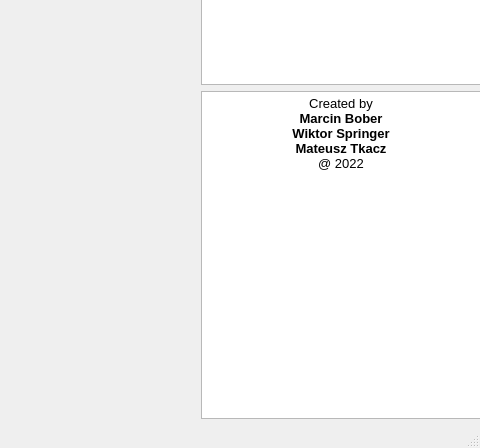
Above: AGV_Manager/ui/mainwindow.ui from mbober1/AGV_Manager before the change; both pictures show x 800 to 1280 and y 272 to 720 of the 1280 by 720 pixel window. Below: the same form after it.
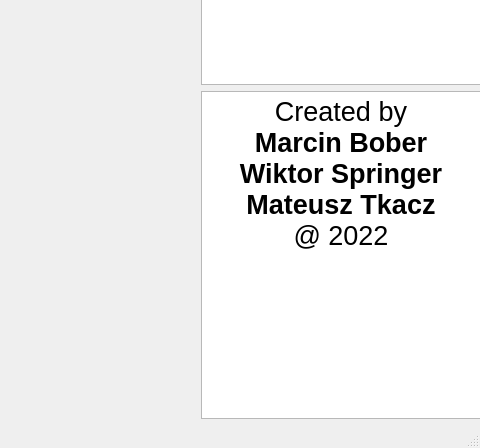
That is the form after the change. Icons and pictures are not drawn.

```diff
--- a/AGV_Manager/ui/mainwindow.ui
+++ b/AGV_Manager/ui/mainwindow.ui
@@ -108,11 +108,11 @@
 &lt;html&gt;&lt;head&gt;&lt;meta name=&quot;qrichtext&quot; content=&quot;1&quot; /&gt;&lt;style type=&quot;text/css&quot;&gt;
 p, li { white-space: pre-wrap; }
 &lt;/style&gt;&lt;/head&gt;&lt;body style=&quot; font-family:'Noto Sans'; font-size:10pt; font-weight:400; font-style:normal;&quot;&gt;
-&lt;p align=&quot;center&quot; style=&quot; margin-top:0px; margin-bottom:0px; margin-left:0px; margin-right:0px; -qt-block-indent:0; text-indent:0px;&quot;&gt;Created by&lt;/p&gt;
-&lt;p align=&quot;center&quot; style=&quot; margin-top:0px; margin-bottom:0px; margin-left:0px; margin-right:0px; -qt-block-indent:0; text-indent:0px;&quot;&gt;&lt;span style=&quot; font-weight:600;&quot;&gt;Marcin Bober&lt;/span&gt;&lt;/p&gt;
-&lt;p align=&quot;center&quot; style=&quot; margin-top:0px; margin-bottom:0px; margin-left:0px; margin-right:0px; -qt-block-indent:0; text-indent:0px;&quot;&gt;&lt;span style=&quot; font-weight:600;&quot;&gt;Wiktor Springer&lt;/span&gt;&lt;/p&gt;
-&lt;p align=&quot;center&quot; style=&quot; margin-top:0px; margin-bottom:0px; margin-left:0px; margin-right:0px; -qt-block-indent:0; text-indent:0px;&quot;&gt;&lt;span style=&quot; font-weight:600;&quot;&gt;Mateusz Tkacz&lt;/span&gt;&lt;/p&gt;
-&lt;p align=&quot;center&quot; style=&quot; margin-top:0px; margin-bottom:0px; margin-left:0px; margin-right:0px; -qt-block-indent:0; text-indent:0px;&quot;&gt;@ 2022&lt;/p&gt;&lt;/body&gt;&lt;/html&gt;</string>
+&lt;p align=&quot;center&quot; style=&quot; margin-top:0px; margin-bottom:0px; margin-left:0px; margin-right:0px; -qt-block-indent:0; text-indent:0px;&quot;&gt;&lt;span style=&quot; font-size:20pt;&quot;&gt;Created by&lt;/span&gt;&lt;/p&gt;
+&lt;p align=&quot;center&quot; style=&quot; margin-top:0px; margin-bottom:0px; margin-left:0px; margin-right:0px; -qt-block-indent:0; text-indent:0px;&quot;&gt;&lt;span style=&quot; font-size:20pt; font-weight:600;&quot;&gt;Marcin Bober&lt;/span&gt;&lt;/p&gt;
+&lt;p align=&quot;center&quot; style=&quot; margin-top:0px; margin-bottom:0px; margin-left:0px; margin-right:0px; -qt-block-indent:0; text-indent:0px;&quot;&gt;&lt;span style=&quot; font-size:20pt; font-weight:600;&quot;&gt;Wiktor Springer&lt;/span&gt;&lt;/p&gt;
+&lt;p align=&quot;center&quot; style=&quot; margin-top:0px; margin-bottom:0px; margin-left:0px; margin-right:0px; -qt-block-indent:0; text-indent:0px;&quot;&gt;&lt;span style=&quot; font-size:20pt; font-weight:600;&quot;&gt;Mateusz Tkacz&lt;/span&gt;&lt;/p&gt;
+&lt;p align=&quot;center&quot; style=&quot; margin-top:0px; margin-bottom:0px; margin-left:0px; margin-right:0px; -qt-block-indent:0; text-indent:0px;&quot;&gt;&lt;span style=&quot; font-size:20pt;&quot;&gt;@ 2022&lt;/span&gt;&lt;/p&gt;&lt;/body&gt;&lt;/html&gt;</string>
          </property>
         </widget>
        </item>
```
